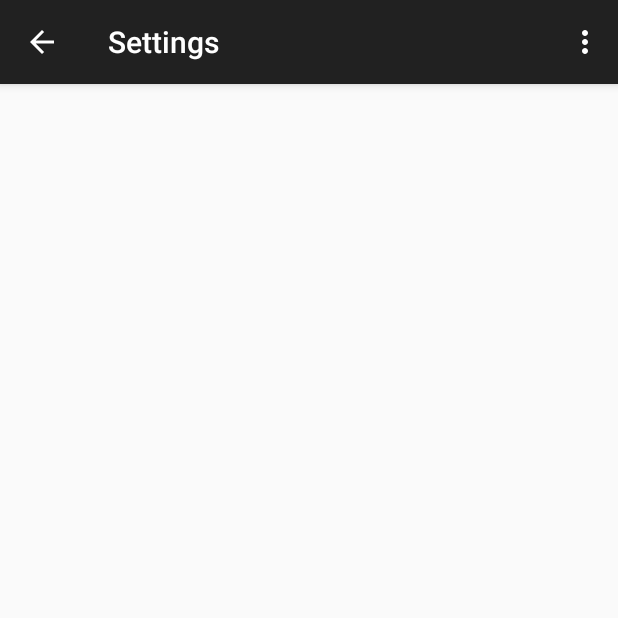
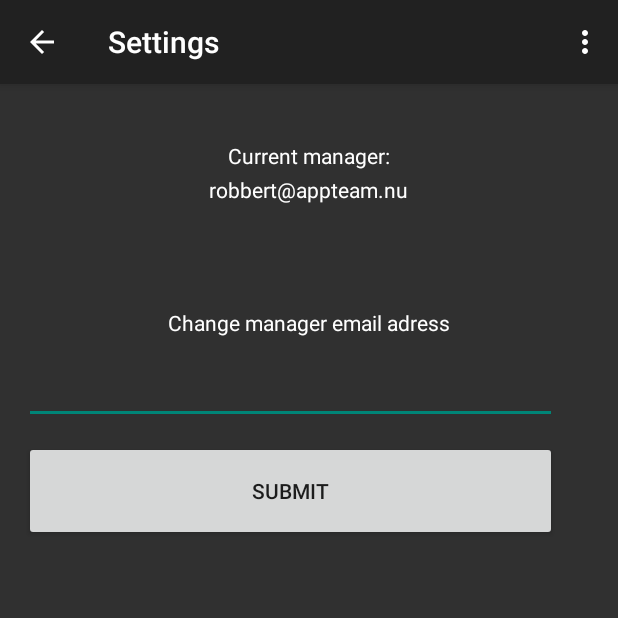
Before and after one commit to aratrum/Safety_Application_2015, an Android app: the SettingsActivity screen opened directly, with no data from a screen before it, on a phone screen of 412 x 824 dp, the top half of it. Run offline under Robolectric (Android 15) with nearby library versions, the phone set to English and light mode, and no system bars.

```diff
--- a/app/src/main/java/nu/appteam/safetyapplication2015/main/SettingsActivity.java
+++ b/app/src/main/java/nu/appteam/safetyapplication2015/main/SettingsActivity.java
@@ -2,17 +2,32 @@ package nu.appteam.safetyapplication2015.main;
 
 import android.support.v7.app.ActionBarActivity;
 import android.os.Bundle;
+import android.util.Log;
 import android.view.Menu;
 import android.view.MenuItem;
+import android.view.View;
+import android.widget.EditText;
+import android.widget.TextView;
 
 import nu.appteam.safetyapplication2015.R;
+import nu.appteam.safetyapplication2015.main.util.DataController;
 
 public class SettingsActivity extends ActionBarActivity {
+
+    DataController dc = DataController.getInstance();
+    private TextView currentManager;
+    private EditText textField;
+
 
     @Override
     protected void onCreate(Bundle savedInstanceState) {
         super.onCreate(savedInstanceState);
         setContentView(R.layout.activity_settings);
+
+        currentManager = (TextView) findViewById(R.id.lbl_current_manager);
+        currentManager.setText(dc.managerEmail);
+
+        textField = (EditText) findViewById(R.id.txt_email_field);
     }
 
 
@@ -37,4 +52,10 @@ public class SettingsActivity extends ActionBarActivity {
 
         return super.onOptionsItemSelected(item);
     }
+
+    public void saveEmailAddress(View view){
+        // Save the description.
+        dc.managerEmail = textField.getText().toString();
+        currentManager.setText(dc.managerEmail);
+    }
 }
--- a/app/src/main/java/nu/appteam/safetyapplication2015/main/util/DataController.java
+++ b/app/src/main/java/nu/appteam/safetyapplication2015/main/util/DataController.java
@@ -13,12 +13,14 @@ public class DataController {
     public int ID;
     public double latitude, longitude = 0;
     public String date, situationType, priority, description,
-            photoFilename, locationFilename, photoURI, dataPath, outputPath;
+            photoFilename, locationFilename,
+            photoURI, dataPath, outputPath, managerEmail;
 
     private static DataController instance = null;
 
     protected DataController() {
         // Exists only to defeat instantiation.
+        managerEmail = "robbert@appteam.nu";
         init();
     }
 
--- a/app/src/main/res/layout/activity_settings.xml
+++ b/app/src/main/res/layout/activity_settings.xml
@@ -4,6 +4,69 @@
     android:paddingRight="@dimen/activity_horizontal_margin"
     android:paddingTop="@dimen/activity_vertical_margin"
     android:paddingBottom="@dimen/activity_vertical_margin"
+    android:background="@color/background_material_dark"
     tools:context="nu.appteam.safetyapplication2015.main.SettingsActivity">
 
+    <TextView
+
+        android:layout_width="wrap_content"
+        android:layout_height="wrap_content"
+
+        android:layout_centerHorizontal="true"
+        android:layout_marginBottom="1pt"
+        android:layout_marginTop="10pt"
+
+        android:text="Current manager:"
+        android:textColor="@color/abc_primary_text_material_dark"
+        />
+
+    <TextView
+
+        android:id="@+id/lbl_current_manager"
+
+        android:layout_width="wrap_content"
+        android:layout_height="wrap_content"
+
+        android:layout_centerHorizontal="true"
+        android:layout_marginBottom="1pt"
+        android:layout_marginTop="20pt"
+
+        android:textColor="@color/abc_primary_text_material_dark"
+        />
+
+    <TextView
+
+        android:layout_width="wrap_content"
+        android:layout_height="wrap_content"
+
+        android:layout_centerHorizontal="true"
+        android:layout_marginBottom="1pt"
+        android:layout_marginTop="60pt"
+
+        android:text="Change manager email adress"
+        android:textColor="@color/abc_primary_text_material_dark"
+        />
+
+    <EditText
+        android:layout_width="160pt"
+        android:id="@+id/txt_email_field"
+        android:layout_height="25pt"
+        android:layout_gravity="center_horizontal"
+        android:layout_marginTop="70pt"
+        android:textColor="@color/abc_primary_text_material_dark"/>
+
+    <Button android:id="@+id/btn_save_email_address"
+
+        android:layout_width="wrap_content"
+        android:layout_height="wrap_content"
+        android:height="30pt"
+        android:width="160pt"
+
+        android:layout_gravity="center_horizontal"
+        android:layout_marginTop="100pt"
+
+        android:text="@string/btn_sendreport_text"
+        android:onClick="saveEmailAddress"
+        />
+
 </RelativeLayout>
```
Also changed, not shown: app/src/main/java/nu/appteam/safetyapplication2015/main/ReportActivity.java (+118 -74 lines), app/src/main/res/layout/activity_report.xml (+33 -10 lines), app/src/main/res/drawable-xxhdpi/ic_camera.png (added), app/src/main/res/drawable-xxhdpi/ic_camera_google.png (added).
